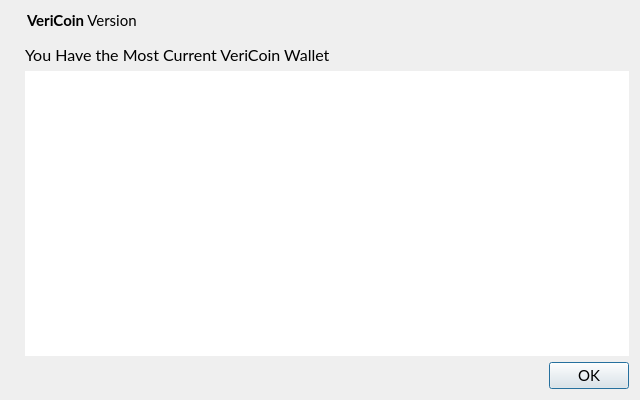
Old version of the form src/qt/forms/whatsnewdialog.ui in the repository VeriConomy/vericoin.
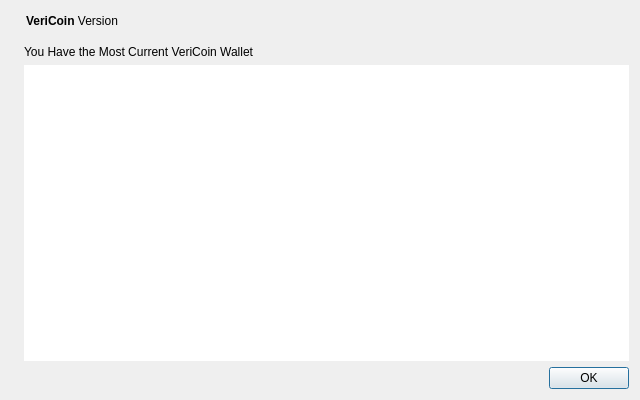
New version of the form. Icons and pictures are not drawn.

Commit message: more on mac fonts

Patch:
```diff
--- a/src/qt/forms/whatsnewdialog.ui
+++ b/src/qt/forms/whatsnewdialog.ui
@@ -10,12 +10,6 @@
     <height>400</height>
    </rect>
   </property>
-  <property name="font">
-   <font>
-    <family>Lato</family>
-    <pointsize>11</pointsize>
-   </font>
-  </property>
   <property name="windowTitle">
    <string>VeriCoin Update</string>
   </property>
@@ -86,11 +80,6 @@
      </item>
      <item>
       <widget class="QLabel" name="title">
-       <property name="font">
-        <font>
-         <pointsize>12</pointsize>
-        </font>
-       </property>
        <property name="cursor">
         <cursorShape>IBeamCursor</cursorShape>
        </property>
@@ -110,11 +99,6 @@
      </item>
      <item>
       <widget class="QTextEdit" name="description">
-       <property name="font">
-        <font>
-         <pointsize>10</pointsize>
-        </font>
-       </property>
        <property name="frameShape">
         <enum>QFrame::NoFrame</enum>
        </property>
```
The commit also changes 32 other files.
